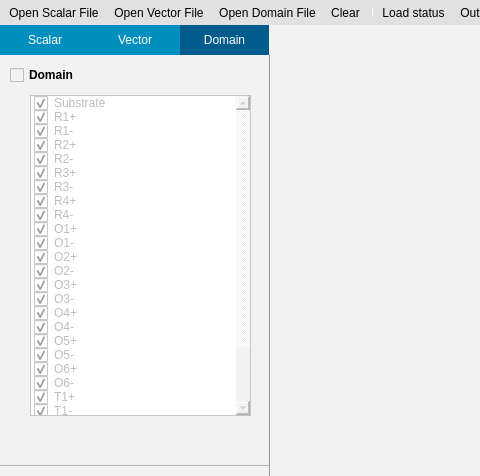
First picture: the form in SimpleView.ui, repository billcxx/MUPRO-visualization, before the edit; both pictures show x 0 to 480 and y 0 to 476 of the 1292 by 764 pixel window.
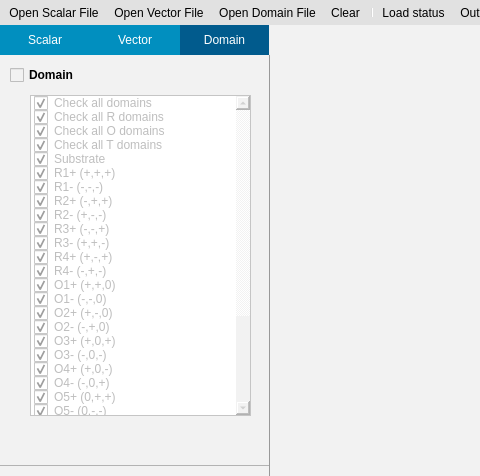
Second picture: the form after the edit. The open tabs and pages were chosen to show the change. Icons and pictures are not drawn. Custom widgets are drawn as their Qt base class.

What changed in the file:
```diff
--- a/SimpleView.ui
+++ b/SimpleView.ui
@@ -2455,6 +2455,38 @@
                     <property name="selectionMode">
                      <enum>QAbstractItemView::SingleSelection</enum>
                     </property>
+                    <item>
+                     <property name="text">
+                      <string>Check all domains</string>
+                     </property>
+                     <property name="checkState">
+                      <enum>Checked</enum>
+                     </property>
+                    </item>
+                    <item>
+                     <property name="text">
+                      <string>Check all R domains</string>
+                     </property>
+                     <property name="checkState">
+                      <enum>Checked</enum>
+                     </property>
+                    </item>
+                    <item>
+                     <property name="text">
+                      <string>Check all O domains</string>
+                     </property>
+                     <property name="checkState">
+                      <enum>Checked</enum>
+                     </property>
+                    </item>
+                    <item>
+                     <property name="text">
+                      <string>Check all T domains</string>
+                     </property>
+                     <property name="checkState">
+                      <enum>Checked</enum>
+                     </property>
+                    </item>
                     <item>
                      <property name="text">
                       <string>Substrate</string>
@@ -2483,7 +2515,7 @@
                     </item>
                     <item>
                      <property name="text">
-                      <string>R1+</string>
+                      <string>R1+ (+,+,+)</string>
                      </property>
                      <property name="checkState">
                       <enum>Checked</enum>
@@ -2491,7 +2523,7 @@
                     </item>
                     <item>
                      <property name="text">
-                      <string>R1-</string>
+                      <string>R1- (-,-,-)</string>
                      </property>
                      <property name="checkState">
                       <enum>Checked</enum>
@@ -2499,7 +2531,7 @@
                     </item>
                     <item>
                      <property name="text">
-                      <string>R2+</string>
+                      <string>R2+ (-,+,+)</string>
                      </property>
                      <property name="checkState">
                       <enum>Checked</enum>
@@ -2507,7 +2539,7 @@
                     </item>
                     <item>
                      <property name="text">
-                      <string>R2-</string>
+                      <string>R2- (+,-,-)</string>
                      </property>
                      <property name="checkState">
                       <enum>Checked</enum>
@@ -2515,7 +2547,7 @@
                     </item>
                     <item>
                      <property name="text">
-                      <string>R3+</string>
+                      <string>R3+ (-,-,+)</string>
                      </property>
                      <property name="checkState">
                       <enum>Checked</enum>
@@ -2523,7 +2555,7 @@
                     </item>
                     <item>
                      <property name="text">
-                      <string>R3-</string>
+                      <string>R3- (+,+,-)</string>
                      </property>
                      <property name="checkState">
                       <enum>Checked</enum>
@@ -2531,7 +2563,7 @@
                     </item>
                     <item>
                      <property name="text">
-                      <string>R4+</string>
+                      <string>R4+ (+,-,+)</string>
                      </property>
                      <property name="checkState">
                       <enum>Checked</enum>
@@ -2539,7 +2571,7 @@
                     </item>
                     <item>
                      <property name="text">
-                      <string>R4-</string>
+                      <string>R4- (-,+,-)</string>
                      </property>
                      <property name="checkState">
                       <enum>Checked</enum>
@@ -2547,7 +2579,7 @@
                     </item>
                     <item>
                      <property name="text">
-                      <string>O1+</string>
+                      <string>O1+ (+,+,0)</string>
                      </property>
                      <property name="checkState">
                       <enum>Checked</enum>
@@ -2555,7 +2587,7 @@
                     </item>
                     <item>
                      <property name="text">
-                      <string>O1-</string>
+                      <string>O1- (-,-,0)</string>
                      </property>
                      <property name="checkState">
                       <enum>Checked</enum>
@@ -2563,7 +2595,7 @@
                     </item>
                     <item>
                      <property name="text">
-                      <string>O2+</string>
+                      <string>O2+ (+,-,0)</string>
                      </property>
                      <property name="checkState">
                       <enum>Checked</enum>
@@ -2571,7 +2603,7 @@
                     </item>
                     <item>
                      <property name="text">
-                      <string>O2-</string>
+                      <string>O2- (-,+,0)</string>
                      </property>
                      <property name="checkState">
                       <enum>Checked</enum>
@@ -2579,7 +2611,7 @@
                     </item>
                     <item>
                      <property name="text">
-                      <string>O3+</string>
+                      <string>O3+ (+,0,+)</string>
                      </property>
                      <property name="checkState">
                       <enum>Checked</enum>
@@ -2587,7 +2619,7 @@
                     </item>
                     <item>
                      <property name="text">
-                      <string>O3-</string>
+                      <string>O3- (-,0,-)</string>
                      </property>
                      <property name="checkState">
                       <enum>Checked</enum>
@@ -2595,7 +2627,7 @@
                     </item>
                     <item>
                      <property name="text">
-                      <string>O4+</string>
+                      <string>O4+ (+,0,-)</string>
                      </property>
                      <property name="checkState">
                       <enum>Checked</enum>
@@ -2603,7 +2635,7 @@
                     </item>
                     <item>
                      <property name="text">
-                      <string>O4-</string>
+                      <string>O4- (-,0,+)</string>
                      </property>
                      <property name="checkState">
                       <enum>Checked</enum>
@@ -2611,7 +2643,7 @@
                     </item>
                     <item>
                      <property name="text">
-                      <string>O5+</string>
+                      <string>O5+ (0,+,+)</string>
                      </property>
                      <property name="checkState">
                       <enum>Checked</enum>
@@ -2619,7 +2651,7 @@
                     </item>
                     <item>
                      <property name="text">
-                      <string>O5-</string>
+                      <string>O5- (0,-,-)</string>
                      </property>
                      <property name="checkState">
                       <enum>Checked</enum>
@@ -2627,7 +2659,7 @@
                     </item>
                     <item>
                      <property name="text">
-                      <string>O6+</string>
+                      <string>O6+ (0,+,-)</string>
                      </property>
                      <property name="checkState">
                       <enum>Checked</enum>
@@ -2635,7 +2667,7 @@
                     </item>
                     <item>
                      <property name="text">
-                      <string>O6-</string>
+                      <string>O6- (0,-,+)</string>
                      </property>
                      <property name="checkState">
                       <enum>Checked</enum>
@@ -2643,7 +2675,7 @@
                     </item>
                     <item>
                      <property name="text">
-                      <string>T1+</string>
+                      <string>T1+ (+,0,0)</string>
                      </property>
                      <property name="checkState">
                       <enum>Checked</enum>
@@ -2651,7 +2683,7 @@
                     </item>
                     <item>
                      <property name="text">
-                      <string>T1-</string>
+                      <string>T1- (-,0,0)</string>
                      </property>
                      <property name="checkState">
                       <enum>Checked</enum>
@@ -2659,7 +2691,7 @@
                     </item>
                     <item>
                      <property name="text">
-                      <string>T2+</string>
+                      <string>T2+ (0,+,0)</string>
                      </property>
                      <property name="checkState">
                       <enum>Checked</enum>
@@ -2667,7 +2699,7 @@
                     </item>
                     <item>
                      <property name="text">
-                      <string>T2-</string>
+                      <string>T2- (0,-,0)</string>
                      </property>
                      <property name="checkState">
                       <enum>Checked</enum>
@@ -2675,7 +2707,7 @@
                     </item>
                     <item>
                      <property name="text">
-                      <string>T3+</string>
+                      <string>T3+ (0,0,+)</string>
                      </property>
                      <property name="checkState">
                       <enum>Checked</enum>
@@ -2683,7 +2715,7 @@
                     </item>
                     <item>
                      <property name="text">
-                      <string>T3-</string>
+                      <string>T3- (0,0,-)</string>
                      </property>
                      <property name="checkState">
                       <enum>Checked</enum>
```
Left out of the diff: 2 changed lines with no effect on the pictures.
